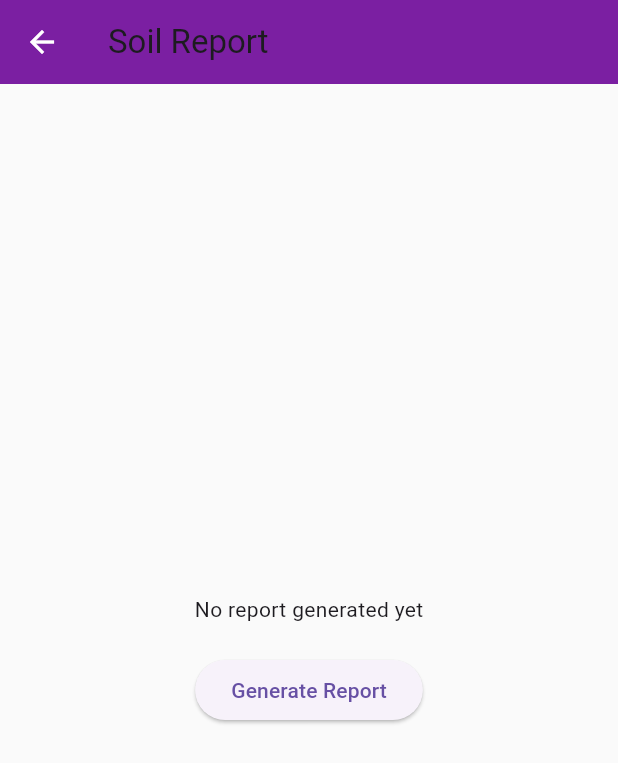
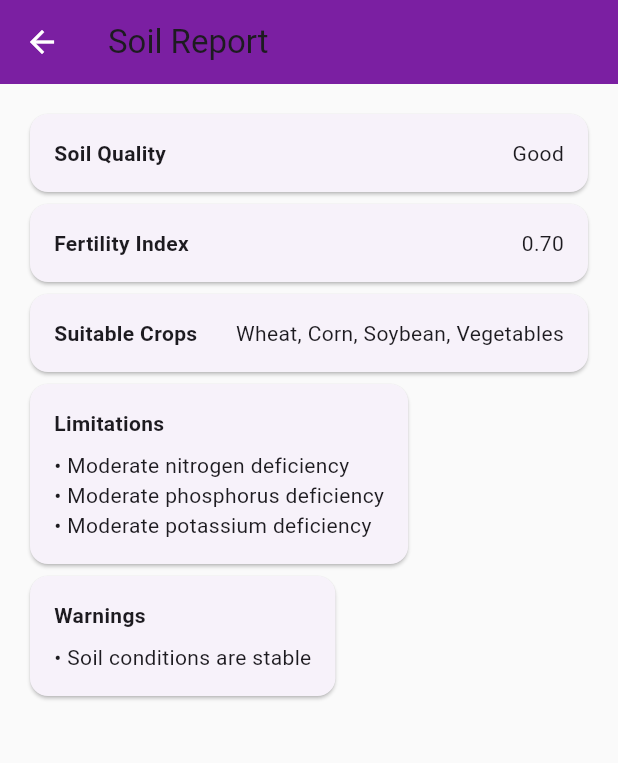
Before and after one commit to mehrshadnava/SoilHealthMonitoring, a Flutter app: the ReportPage screen opened by its route, after a tap on "Generate Report", on a phone screen of 412 x 824 dp. Shown: the top 763 px of the screen. Run offline on Flutter 3.47's test engine with Material 3 defaults, Android fonts, the phone set to English and light mode, and no system bars; our stand-ins replace firebase_core; accounts and stored records are empty.

Commit message:
second cut

```diff
--- a/lib/core/services/ai_service.dart
+++ b/lib/core/services/ai_service.dart
@@ -1,65 +1,69 @@
-import 'dart:convert';
-import 'package:http/http.dart' as http;
-import 'package:soil_monitoring_app/data/models/soil_reading.dart';
+class AIService {
+  AIService(); // No parameters needed
 
-class AIService {
-  static const String _baseUrl = 'https://api.openai.com/v1/chat/completions';
-  final String _apiKey;
-
-  AIService(this._apiKey);
-
-  // Simplified version to avoid complex calculations for now
-  Future<Map<String, dynamic>> generateSoilReport(List<SoilReading> readings) async {
+  Future<Map<String, dynamic>> generateSoilReport(List<dynamic> readings) async {
     if (readings.isEmpty) {
       return _generateFallbackReport();
     }
 
+    // Use the first reading as current data
     final currentReading = readings.first;
 
-    try {
-      final prompt = '''
-      Analyze this soil data and provide a simple report:
-      pH: ${currentReading.pH}, Moisture: ${currentReading.moisture}%,
-      Temperature: ${currentReading.temperature}°C, Nitrogen: ${currentReading.nitrogen}mg/kg
-      ''';
-
-      // For now, return a simple report without API call
-      return _generateHeuristicReport(currentReading);
-    } catch (e) {
-      return _generateFallbackReport();
-    }
+    // Return a simple heuristic report
+    return _generateHeuristicReport(currentReading);
   }
 
-  Map<String, dynamic> _generateHeuristicReport(SoilReading reading) {
-    double fertilityIndex = _calculateFertilityIndex(reading);
+  Map<String, dynamic> _generateHeuristicReport(dynamic reading) {
+    // Extract values safely
+    double pH = _getDoubleValue(reading, 'pH');
+    double nitrogen = _getDoubleValue(reading, 'nitrogen');
+    double phosphorus = _getDoubleValue(reading, 'phosphorus');
+    double potassium = _getDoubleValue(reading, 'potassium');
+    double moisture = _getDoubleValue(reading, 'moisture');
+    double temperature = _getDoubleValue(reading, 'temperature');
+    double ec = _getDoubleValue(reading, 'electricalConductivity');
+
+    double fertilityIndex = _calculateFertilityIndex(pH, nitrogen, phosphorus, potassium);
     String soilQuality = _assessSoilQuality(fertilityIndex);
 
     return {
       'soilQuality': soilQuality,
       'fertilityIndex': fertilityIndex,
-      'cropSuitability': 'Wheat, Corn, Soybean',
-      'limitations': ['Moderate nitrogen deficiency'],
-      'warnings': ['Maintain optimal moisture levels'],
+      'cropSuitability': _getCropSuitability(pH, fertilityIndex),
+      'limitations': _identifyLimitations(pH, nitrogen, phosphorus, potassium, moisture, ec),
+      'warnings': _generateWarnings(reading, temperature, moisture),
+      'recommendations': _generateRecommendations(pH, nitrogen, phosphorus, potassium, moisture),
     };
   }
 
-  Map<String, dynamic> _generateFallbackReport() {
-    return {
-      'soilQuality': 'Good',
-      'fertilityIndex': 0.7,
-      'cropSuitability': 'Various crops suitable',
-      'limitations': [],
-      'warnings': [],
-    };
+  double _getDoubleValue(dynamic reading, String key) {
+    if (reading is Map) {
+      return (reading[key] ?? 0.0).toDouble();
+    }
+    return 0.0;
   }
 
-  double _calculateFertilityIndex(SoilReading reading) {
+  double _calculateFertilityIndex(double pH, double nitrogen, double phosphorus, double potassium) {
     double index = 0.0;
-    if (reading.pH >= 6.0 && reading.pH <= 7.5) index += 0.3;
-    if (reading.nitrogen > 20) index += 0.25;
-    if (reading.phosphorus > 15) index += 0.25;
-    if (reading.potassium > 150) index += 0.2;
-    return index;
+
+    // pH score (optimal range 6.0-7.5)
+    if (pH >= 6.0 && pH <= 7.5) {
+      index += 0.3;
+    } else if (pH >= 5.5 && pH <= 8.0) {
+      index += 0.15;
+    }
+
+    // Nutrient scores
+    if (nitrogen > 25) index += 0.25;
+    else if (nitrogen > 15) index += 0.15;
+
+    if (phosphorus > 20) index += 0.25;
+    else if (phosphorus > 10) index += 0.15;
+
+    if (potassium > 200) index += 0.2;
+    else if (potassium > 100) index += 0.1;
+
+    return index.clamp(0.0, 1.0);
   }
 
   String _assessSoilQuality(double index) {
@@ -68,4 +72,110 @@ class AIService {
     if (index >= 0.4) return 'Fair';
     return 'Poor';
   }
+
+  String _getCropSuitability(double pH, double fertilityIndex) {
+    if (fertilityIndex >= 0.7) {
+      if (pH >= 6.0 && pH <= 7.0) return 'Wheat, Corn, Soybean, Vegetables';
+      if (pH >= 5.5 && pH <= 6.5) return 'Potatoes, Berries, Tea';
+      if (pH >= 7.0 && pH <= 8.0) return 'Alfalfa, Sugar Beets, Cabbage';
+    }
+    return 'Legumes, Rye, Oats (low maintenance crops)';
+  }
+
+  List<String> _identifyLimitations(double pH, double nitrogen, double phosphorus, double potassium, double moisture, double ec) {
+    List<String> limitations = [];
+
+    // pH limitations
+    if (pH < 5.5) limitations.add('Highly acidic soil - add lime');
+    else if (pH < 6.0) limitations.add('Moderately acidic soil');
+    else if (pH > 8.0) limitations.add('Highly alkaline soil - add sulfur');
+    else if (pH > 7.5) limitations.add('Moderately alkaline soil');
+
+    // Nutrient limitations
+    if (nitrogen < 15) limitations.add('Severe nitrogen deficiency');
+    else if (nitrogen < 25) limitations.add('Moderate nitrogen deficiency');
+
+    if (phosphorus < 10) limitations.add('Severe phosphorus deficiency');
+    else if (phosphorus < 20) limitations.add('Moderate phosphorus deficiency');
+
+    if (potassium < 100) limitations.add('Severe potassium deficiency');
+    else if (potassium < 200) limitations.add('Moderate potassium deficiency');
+
+    // Salinity limitations
+    if (ec > 4.0) limitations.add('High salinity - consider leaching');
+    else if (ec > 2.0) limitations.add('Moderate salinity');
+
+    return limitations.isEmpty ? ['No major limitations detected'] : limitations;
+  }
+
+  List<String> _generateWarnings(dynamic reading, double temperature, double moisture) {
+    List<String> warnings = [];
+
+    // Moisture warnings
+    if (moisture < 20) warnings.add('Critical moisture level - immediate irrigation needed');
+    else if (moisture < 30) warnings.add('Low moisture level - consider irrigation');
+    else if (moisture > 90) warnings.add('Waterlogged soil - improve drainage');
+    else if (moisture > 80) warnings.add('High moisture level - risk of waterlogging');
+
+    // Temperature warnings
+    if (temperature < 5) warnings.add('Low temperature - plant growth may be slow');
+    if (temperature > 35) warnings.add('High temperature - may stress plants');
+
+    return warnings.isEmpty ? ['Soil conditions are stable'] : warnings;
+  }
+
+  List<String> _generateRecommendations(double pH, double nitrogen, double phosphorus, double potassium, double moisture) {
+    List<String> recommendations = [];
+
+    // pH recommendations
+    if (pH < 6.0) {
+      recommendations.add('Apply agricultural lime: 1-2 tons per hectare');
+    } else if (pH > 7.5) {
+      recommendations.add('Apply elemental sulfur: 500-1000 kg per hectare');
+    }
+
+    // Nutrient recommendations
+    if (nitrogen < 25) {
+      double deficit = 25 - nitrogen;
+      recommendations.add('Apply urea: ${(deficit * 2.17).toStringAsFixed(1)} kg per hectare');
+    }
+
+    if (phosphorus < 20) {
+      double deficit = 20 - phosphorus;
+      recommendations.add('Apply DAP: ${(deficit * 4.35).toStringAsFixed(1)} kg per hectare');
+    }
+
+    if (potassium < 200) {
+      double deficit = 200 - potassium;
+      recommendations.add('Apply potash: ${(deficit * 1.2).toStringAsFixed(1)} kg per hectare');
+    }
+
+    // Moisture recommendations
+    if (moisture < 30) {
+      recommendations.add('Irrigate with 20-30 mm water immediately');
+    } else if (moisture > 80) {
+      recommendations.add('Improve drainage and avoid irrigation for 5-7 days');
+    }
+
+    // General recommendations
+    recommendations.add('Test soil again in 2-3 weeks to monitor improvements');
+    recommendations.add('Consider organic compost application for long-term soil health');
+
+    return recommendations.isEmpty ? ['Maintain current practices - soil is in good condition'] : recommendations;
+  }
+
+  Map<String, dynamic> _generateFallbackReport() {
+    return {
+      'soilQuality': 'Unknown',
+      'fertilityIndex': 0.5,
+      'cropSuitability': 'Various crops (data limited)',
+      'limitations': ['Insufficient data for detailed analysis'],
+      'warnings': ['Collect more soil readings for accurate assessment'],
+      'recommendations': [
+        'Collect soil samples from multiple locations',
+        'Test soil at different depths',
+        'Monitor soil conditions regularly'
+      ],
+    };
+  }
 }
--- a/lib/core/services/firebase_service.dart
+++ b/lib/core/services/firebase_service.dart
@@ -1,16 +1,7 @@
-import 'package:cloud_firestore/cloud_firestore.dart';
-import 'package:firebase_auth/firebase_auth.dart';
+class FirebaseService {
+  FirebaseService(); // Simple constructor
 
-class FirebaseService {
-  // Force demo mode since Firebase isn't configured
-  bool _firebaseInitialized = false;
-
-  FirebaseService() {
-    // Always use demo mode for now
-    _firebaseInitialized = false;
-  }
-
-  // Auth methods - always use demo mode
+  // Auth methods - demo mode
   Future<dynamic> signInWithEmail(String email, String password) async {
     // Demo mode - simulate successful login after delay
     await Future.delayed(const Duration(seconds: 2));
@@ -31,7 +22,7 @@ class FirebaseService {
     };
   }
 
-  // Soil Reading methods - always return demo data
+  // Soil Reading methods - demo data
   Stream<List<dynamic>> getSoilReadings() {
     // Return demo data stream that updates every 3 seconds
     return Stream.periodic(const Duration(seconds: 3), (count) {
@@ -44,13 +35,13 @@ class FirebaseService {
     return [
       {
         'id': 'demo-${now.millisecondsSinceEpoch}',
-        'pH': 6.5 + (now.second % 10) * 0.1, // Varies between 6.5-7.5
-        'moisture': 40.0 + (now.second % 30), // Varies between 40-70%
-        'temperature': 22.0 + (now.second % 15), // Varies between 22-37°C
-        'nitrogen': 25.0 + (now.second % 20), // Varies between 25-45 mg/kg
-        'phosphorus': 20.0 + (now.second % 15), // Varies between 20-35 mg/kg
-        'potassium': 180.0 + (now.second % 50), // Varies between 180-230 mg/kg
-        'electricalConductivity': 1.2 + (now.second % 10) * 0.1, // Varies between 1.2-2.2 dS/m
+        'pH': 6.5 + (now.second % 10) * 0.1,
+        'moisture': 40.0 + (now.second % 30),
+        'temperature': 22.0 + (now.second % 15),
+        'nitrogen': 25.0 + (now.second % 20),
+        'phosphorus': 20.0 + (now.second % 15),
+        'potassium': 180.0 + (now.second % 50),
+        'electricalConductivity': 1.2 + (now.second % 10) * 0.1,
         'timestamp': now.toIso8601String(),
         'location': 'Demo Field A'
       }
```
Also changed, not shown: lib/main.dart (+1 -8 lines), 1 other file.
